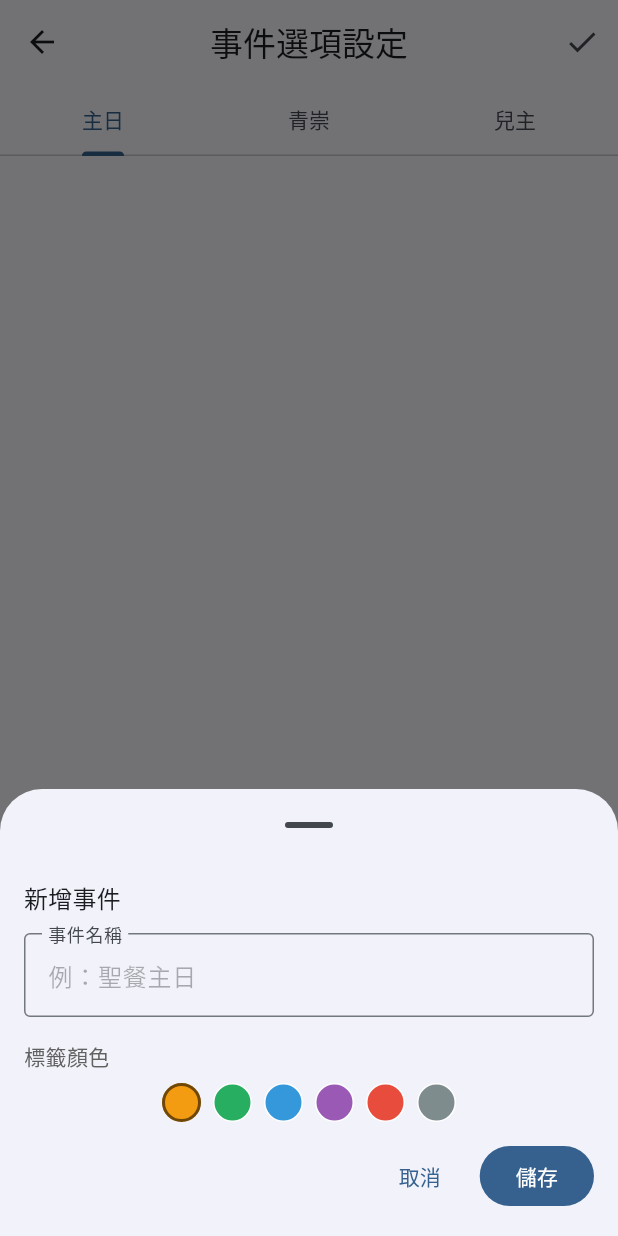
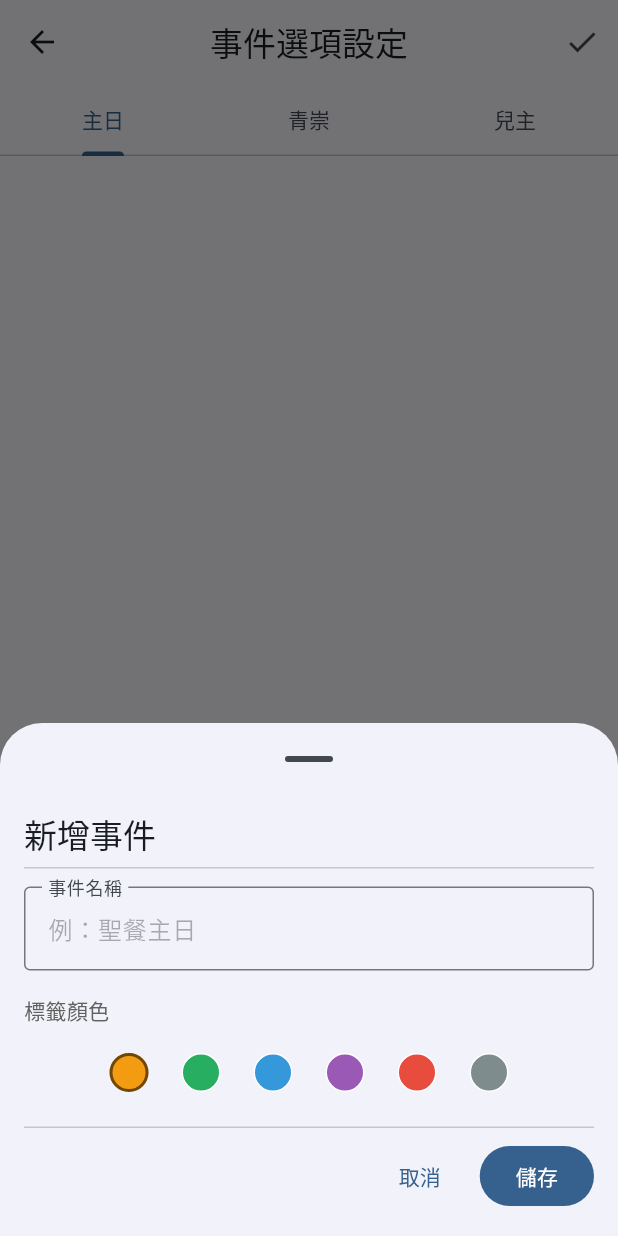
Before and after one commit to hansli112/church-staff-pwa, a Flutter app: the EventSettingsScreen screen opened directly, after a tap on "新增事件", on a phone screen of 412 x 824 dp. Run offline on Flutter 3.47's test engine with Material 3 defaults, Android fonts, the phone set to English and light mode, and no system bars; our stand-ins replace cloud_firestore, firebase_auth, firebase_core, firebase_messaging, shared_preferences, web; accounts and stored records are empty; network calls fail; statements that could not run were skipped.

Commit message:
feat(ui): apply UI/UX polish across roster, dashboard, calendar, settings
- Roster cards: role column wraps + ellipsis instead of hard truncation
- Dashboard: AppBar title unified to '首頁'; calendar entry uses inline
  spinner instead of full-screen barrier; date column uses Flexible
- Loading states: spinner gains '載入中…' caption
- Error states: route through EmptyState with refresh action
- Roster people picker: migrated from dialog to bottom sheet for
  keyboard-friendly behavior on small screens
- Settings: color swatch enlarged 14→20dp; tap target padded to 48dp;
  SettingsBottomSheet uses titleLarge + dividers + '儲存中…' label
- Admin AppBar icons: palette/list_alt outlined for clearer semantics
- Calendar: hard-coded fontSize replaced with theme text tokens for
  Dynamic Type scaling
- Login: textInputAction=next/done so keyboard chains username→password
- Icon colors: tokenize blueAccent/redAccent → colorScheme.primary/error;
  orangeAccent (daily bread) and purpleAccent (calendar) kept for
  intentional color semantics

Co-Authored-By: Claude Opus 4.7 <noreply@anthropic.com>

```diff
--- a/lib/core/widgets/settings_bottom_sheet.dart
+++ b/lib/core/widgets/settings_bottom_sheet.dart
@@ -7,6 +7,8 @@ class SettingsBottomSheet extends StatelessWidget {
   final String submitLabel;
   final String cancelLabel;
   final Widget? submitChild;
+  /// 當 onSubmit 為 null 且此為 true 時，顯示「儲存中…」提示
+  final bool isSubmitting;
 
   const SettingsBottomSheet({
     super.key,
@@ -16,10 +18,12 @@ class SettingsBottomSheet extends StatelessWidget {
     this.submitLabel = '儲存',
     this.cancelLabel = '取消',
     this.submitChild,
+    this.isSubmitting = false,
   });
 
   @override
   Widget build(BuildContext context) {
+    final theme = Theme.of(context);
     final bottomInset = MediaQuery.viewInsetsOf(context).bottom;
     final maxHeight = MediaQuery.sizeOf(context).height * 0.85;
     return Padding(
@@ -33,15 +37,19 @@ class SettingsBottomSheet extends StatelessWidget {
               alignment: Alignment.centerLeft,
               child: Text(
                 title,
-                style: Theme.of(context).textTheme.titleMedium,
+                style: theme.textTheme.titleLarge,
               ),
             ),
+            const SizedBox(height: 8),
+            const Divider(height: 1),
             const SizedBox(height: 12),
             Flexible(
               fit: FlexFit.loose,
               child: SingleChildScrollView(child: child),
             ),
             const SizedBox(height: 12),
+            const Divider(height: 1),
+            const SizedBox(height: 8),
             Row(
               mainAxisAlignment: MainAxisAlignment.end,
               children: [
@@ -52,7 +60,24 @@ class SettingsBottomSheet extends StatelessWidget {
                 const SizedBox(width: 8),
                 FilledButton(
                   onPressed: onSubmit,
-                  child: submitChild ?? Text(submitLabel),
+                  child: submitChild ??
+                      (isSubmitting
+                          ? Row(
+                              mainAxisSize: MainAxisSize.min,
+                              children: [
+                                const SizedBox(
+                                  width: 16,
+                                  height: 16,
+                                  child: CircularProgressIndicator(
+                                    strokeWidth: 2,
+                                    color: Colors.white,
+                                  ),
+                                ),
+                                const SizedBox(width: 8),
+                                const Text('儲存中…'),
+                              ],
+                            )
+                          : Text(submitLabel)),
                 ),
               ],
             ),
--- a/lib/features/auth/presentation/screens/login_screen.dart
+++ b/lib/features/auth/presentation/screens/login_screen.dart
@@ -79,6 +79,9 @@ class _LoginScreenState extends State<LoginScreen> {
                                   border: OutlineInputBorder(),
                                   prefixIcon: Icon(Icons.person),
                                 ),
+                                textInputAction: TextInputAction.next,
+                                onFieldSubmitted: (_) =>
+                                    FocusScope.of(context).nextFocus(),
                                 validator: (value) {
                                   if (value == null || value.isEmpty) {
                                     return '請輸入帳號';
@@ -108,6 +111,7 @@ class _LoginScreenState extends State<LoginScreen> {
                                   ),
                                 ),
                                 obscureText: _obscurePassword,
+                                textInputAction: TextInputAction.done,
                                 validator: (value) {
                                   if (value == null || value.isEmpty) {
                                     return '請輸入密碼';
--- a/lib/features/roster/presentation/screens/event_settings_screen.dart
+++ b/lib/features/roster/presentation/screens/event_settings_screen.dart
@@ -206,13 +206,15 @@ class _EventSettingsScreenState extends State<EventSettingsScreen> {
                   ),
                   const SizedBox(height: 8),
                   Wrap(
-                    spacing: 8,
-                    runSpacing: 8,
+                    spacing: 0,
+                    runSpacing: 0,
                     children: _palette.map((colorValue) {
                       final isSelected = selectedColor == colorValue;
                       return InkWell(
                         onTap: () => setState(() => selectedColor = colorValue),
                         borderRadius: BorderRadius.circular(999),
+                        child: Padding(
+                          padding: const EdgeInsets.all(11),
                           child: Container(
                             width: 26,
                             height: 26,
@@ -220,8 +222,10 @@ class _EventSettingsScreenState extends State<EventSettingsScreen> {
                               shape: BoxShape.circle,
                               color: Color(colorValue),
                               border: Border.all(
-                              color: isSelected ? Colors.black54 : Colors.white,
+                                color:
+                                    isSelected ? Colors.black54 : Colors.white,
                                 width: isSelected ? 2 : 1,
+                              ),
                             ),
                           ),
                         ),
@@ -306,15 +310,15 @@ class _EventSettingsScreenState extends State<EventSettingsScreen> {
                               width: 24,
                               child: Center(
                                 child: Container(
-                                  width: 14,
-                                  height: 14,
+                                  width: 20,
+                                  height: 20,
                                   decoration: BoxDecoration(
                                     shape: BoxShape.circle,
                                     color: Color(options[index].color),
                                     border: Border.all(
                                       color: Color(
                                         options[index].color,
-                                      ).withValues(alpha: 0.6),
+                                      ).withValues(alpha: 0.8),
                                     ),
                                   ),
                                 ),
```
Also changed, not shown: lib/features/calendar/presentation/screens/calendar_screen.dart (+17 -11 lines), lib/features/dashboard/presentation/screens/dashboard_screen.dart (+44 -27 lines), lib/features/roster/presentation/screens/roster_edit_screen.dart (+24 -4 lines), lib/features/roster/presentation/screens/roster_screen.dart (+22 -2 lines), lib/features/roster/presentation/widgets/roster_card.dart (+39 -18 lines), lib/features/roster/presentation/widgets/roster_view_card.dart (+6 -4 lines). Lines whose indentation alone changed are shown as unchanged.
